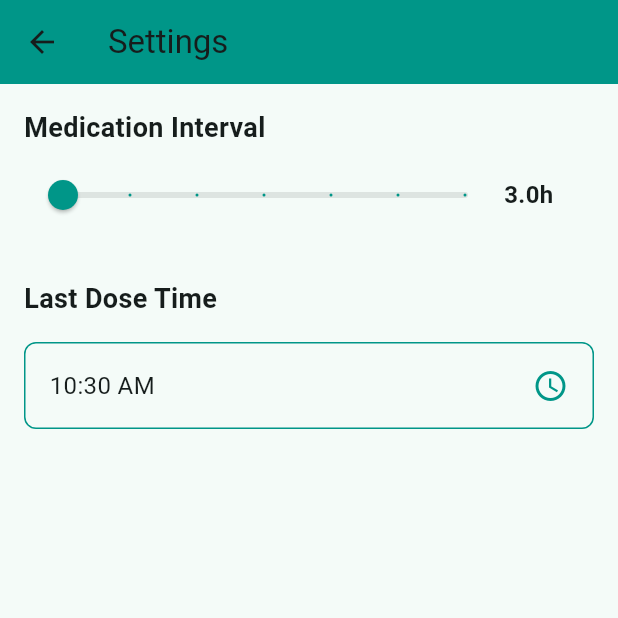
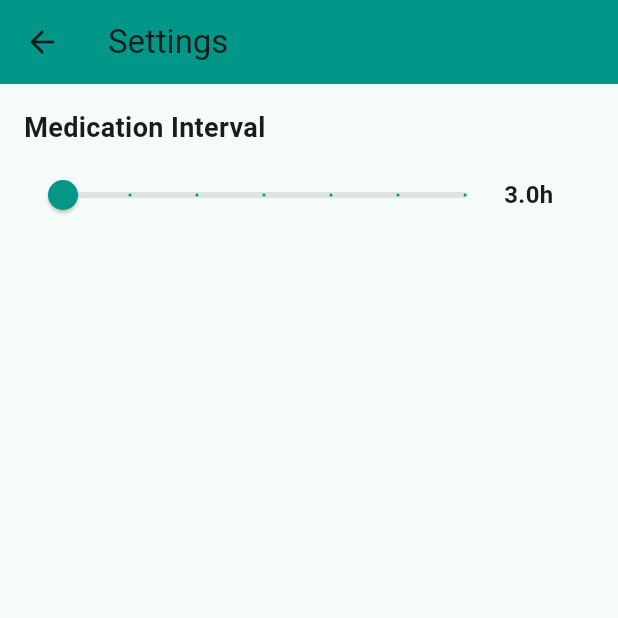
Before and after one commit to dojosgithub/mestinow, a Flutter app: the SettingsPage screen opened directly, on a phone screen of 412 x 824 dp, the top half of it. Run offline on Flutter 3.47's test engine with Material 3 defaults, Android fonts, the phone set to English and light mode, and no system bars; our stand-ins replace flutter_local_notifications, google_fonts, objectbox, percent_indicator, shared_preferences, timeago and 1 more; accounts and stored records are empty; generated files the repository leaves out were written again.

Commit message:
cleaning up Settings page and last dose

```diff
--- a/lib/pages/settings.dart
+++ b/lib/pages/settings.dart
@@ -12,15 +12,12 @@ class SettingsPage extends StatefulWidget {
 
 class _SettingsPageState extends State<SettingsPage> {
   static const String _intervalKey = 'mestinon_interval_hours';
-  static const String _timestampKey = 'last_button_press_time';
 
   late double _intervalHours;
-  late DateTime _lastTakenTime;
 
   @override
   void initState() {
     _intervalHours = 3.0;
-    _lastTakenTime = DateTime.now();
     super.initState();
     _loadSettings();
   }
@@ -28,12 +25,9 @@ class _SettingsPageState extends State<SettingsPage> {
   Future<void> _loadSettings() async {
     final prefs = await SharedPreferences.getInstance();
     final interval = prefs.getDouble(_intervalKey) ?? 3.0;
-    final timestamp =
-        prefs.getInt(_timestampKey) ?? DateTime.now().millisecondsSinceEpoch;
 
     setState(() {
       _intervalHours = interval;
-      _lastTakenTime = DateTime.fromMillisecondsSinceEpoch(timestamp);
     });
   }
 
@@ -43,33 +37,6 @@ class _SettingsPageState extends State<SettingsPage> {
     setState(() {
       _intervalHours = hours;
     });
-  }
-
-  Future<void> _saveLastTakenTime(DateTime time) async {
-    final prefs = await SharedPreferences.getInstance();
-    await prefs.setInt(_timestampKey, time.millisecondsSinceEpoch);
-    setState(() {
-      _lastTakenTime = time;
-    });
-  }
-
-  Future<void> _showTimePicker() async {
-    final TimeOfDay? time = await showTimePicker(
-      context: context,
-      initialTime: TimeOfDay.fromDateTime(_lastTakenTime),
-    );
-
-    if (time != null) {
-      final now = DateTime.now();
-      final newDateTime = DateTime(
-        now.year,
-        now.month,
-        now.day,
-        time.hour,
-        time.minute,
-      );
-      await _saveLastTakenTime(newDateTime);
-    }
   }
 
   @override
@@ -116,34 +83,6 @@ class _SettingsPageState extends State<SettingsPage> {
                 ),
               ],
             ),
-            const SizedBox(height: 32),
-            Text(
-              l10n.lastDoseTime,
-              style: const TextStyle(fontSize: 18, fontWeight: FontWeight.bold),
-            ),
-            const SizedBox(height: 16),
-            InkWell(
-              onTap: _showTimePicker,
-              child: Container(
-                padding: const EdgeInsets.all(16),
-                decoration: BoxDecoration(
-                  border: Border.all(color: AppColors.primary),
-                  borderRadius: BorderRadius.circular(8),
-                ),
-                child: Row(
-                  mainAxisAlignment: MainAxisAlignment.spaceBetween,
-                  children: [
-                    Text(
-                      '${_lastTakenTime.hour > 12 ? _lastTakenTime.hour - 12 : _lastTakenTime.hour}:'
-                      '${_lastTakenTime.minute.toString().padLeft(2, '0')} '
-                      '${_lastTakenTime.hour >= 12 ? 'PM' : 'AM'}',
-                      style: const TextStyle(fontSize: 16),
-                    ),
-                    const Icon(Icons.access_time, color: AppColors.primary),
-                  ],
-                ),
-              ),
-            ),
           ],
         ),
       ),
```
Also changed, not shown: lib/pages/status.dart (+8 -3 lines), lib/services/database_service.dart (+21 -7 lines).
